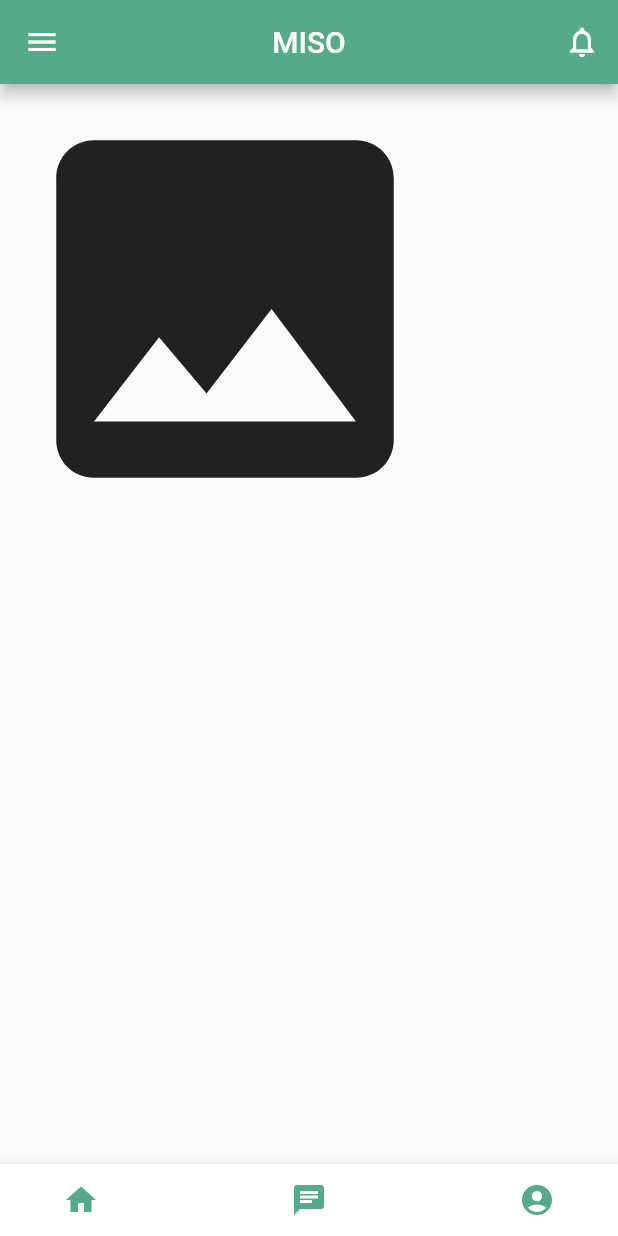
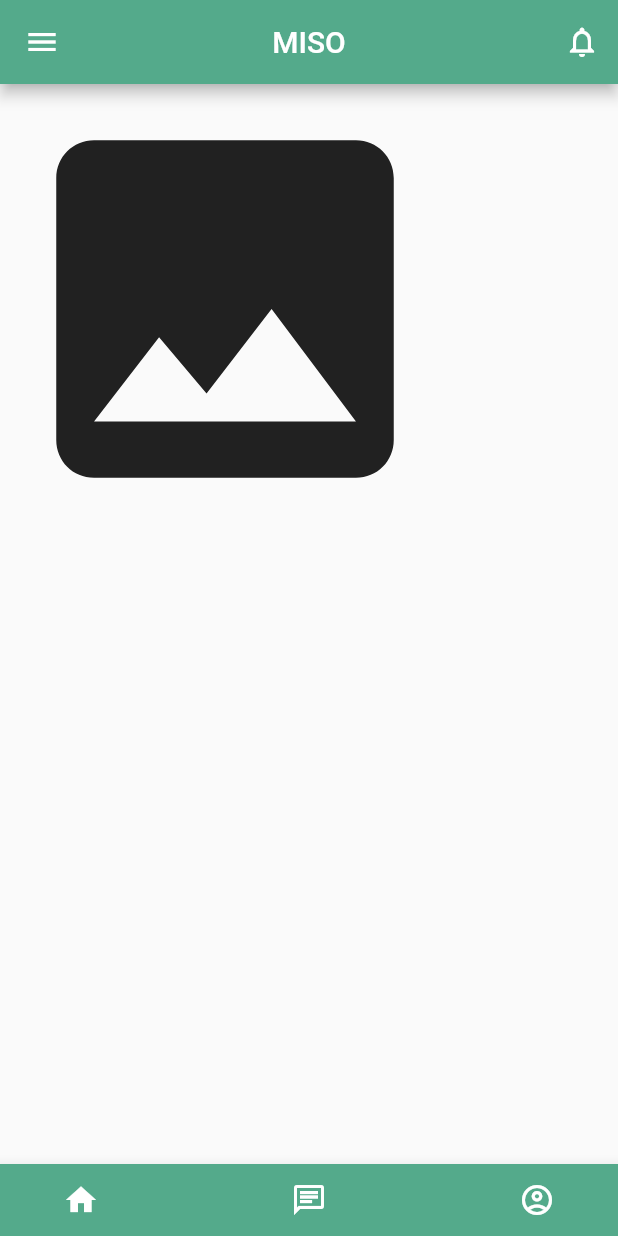
Before and after one commit to Vinodi-skLee/Miso, a Flutter app: the screen it shows after launch, on a phone screen of 412 x 824 dp. Run offline on Flutter 3.47's test engine with Material 2 defaults, Android fonts, the phone set to English and light mode, and no system bars; our stand-ins replace cloud_firestore, firebase_auth, firebase_core, get, google_sign_in, page_transition; accounts and stored records are empty.

Commit message:
홈 화면 bottomAppbar 색깔 수정, 아이콘과 페이지 연결

```diff
--- a/lib/home.dart
+++ b/lib/home.dart
@@ -1,10 +1,10 @@
-import 'package:flutter/cupertino.dart';
 import 'package:flutter/material.dart';
 import 'package:miso/LoginPage.dart';
 import 'package:get/get.dart';
 import 'package:firebase_auth/firebase_auth.dart';
+
 import 'package:miso/chat.dart';
-
+import 'package:page_transition/page_transition.dart';
 import 'notification.dart';
 import 'hamberger.dart';
 import 'Menu/appGuide.dart';
@@ -26,6 +26,18 @@ class _MisoHomeState extends State<MisoHome> {
         title: Text('MISO'),
         backgroundColor: Color(0xff54AA8B),
         centerTitle: true,
+        leading:
+          IconButton(
+            icon: Icon(Icons.menu),
+            onPressed: () {
+              Navigator.push(context,
+                  PageTransition(
+                    type: PageTransitionType.leftToRight,
+                    child: Hamberger(),
+                  )
+              );
+            },
+          ),
         actions: [
           IconButton(
             icon: Icon(Icons.notifications_none),
@@ -35,7 +47,8 @@ class _MisoHomeState extends State<MisoHome> {
           ),
         ],
       ),
-      drawer: Hamberger(),
+
+
       body: Container(
           child: Column(
             children: [
@@ -44,9 +57,11 @@ class _MisoHomeState extends State<MisoHome> {
                 size: 300,
               ),
             ],
-          )),
+          )
+      ),
 
       bottomNavigationBar: BottomAppBar(
+        color: Color(0xff54AA8B),
         child: Row(
           mainAxisAlignment: MainAxisAlignment.center,
           children: [
@@ -56,7 +71,7 @@ class _MisoHomeState extends State<MisoHome> {
                   Get.to(MisoHome());
                 },
                 icon: Icon(Icons.home,
-                  color: Color(0xff54AA8B),)
+                  color: Colors.white,)
             ),
 
             Spacer(),
@@ -65,8 +80,8 @@ class _MisoHomeState extends State<MisoHome> {
                 onPressed: (){
                   Get.to(Chat());
                 },
-                icon: Icon(Icons.chat,
-                  color: Color(0xff54AA8B),)
+                icon: Icon(Icons.chat_outlined,
+                  color: Colors.white,)
             ),
 
             Spacer(),
@@ -75,8 +90,8 @@ class _MisoHomeState extends State<MisoHome> {
                 onPressed: (){
                   Get.to(Login());
                 },
-                icon: Icon(Icons.account_circle,
-                  color: Color(0xff54AA8B),)
+                icon: Icon(Icons.account_circle_outlined,
+                  color: Colors.white,)
             ),
             SizedBox(width: 30,)
           ],
--- a/pubspec.yaml
+++ b/pubspec.yaml
@@ -39,6 +39,7 @@ dependencies:
   google_sign_in: ^5.4.0
   firebase_auth: ^3.4.2
   cloud_firestore: ^3.3.0
+  page_transition: ^2.0.9
 
 dev_dependencies:
   flutter_test:
```
Also changed, not shown: pubspec.lock.
